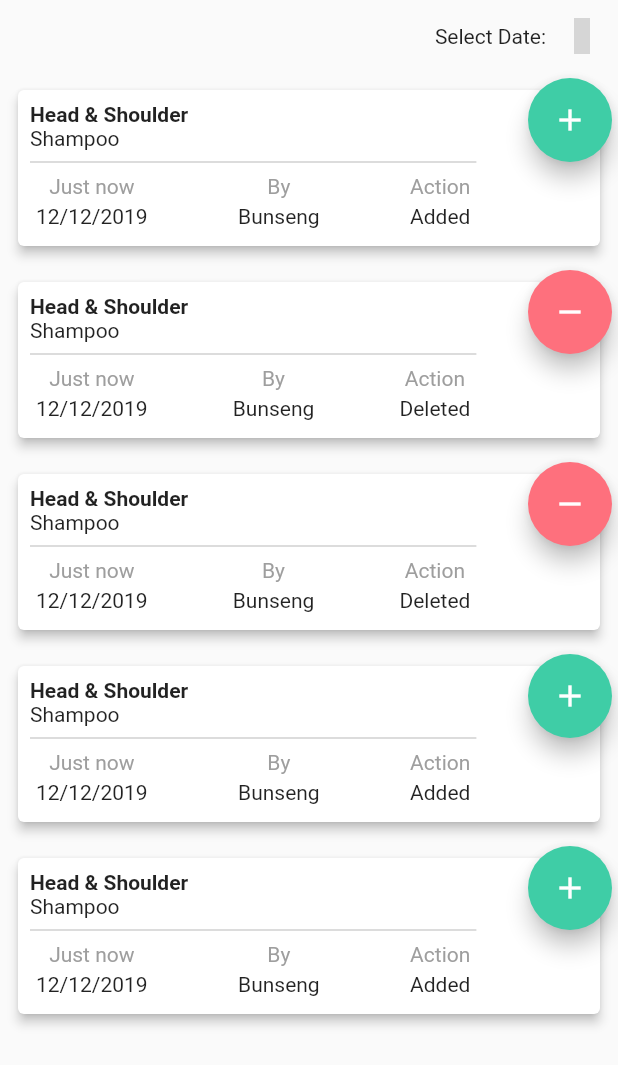
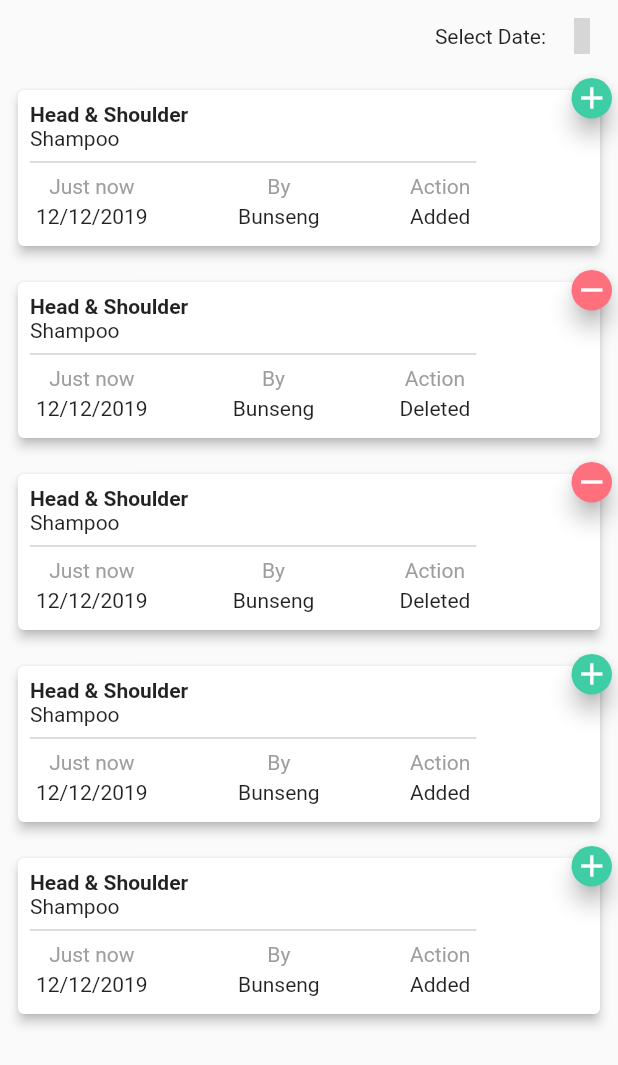
Before and after one commit to japangly/store_stockroom, a Flutter app: the HistoryScreen screen opened directly, on a phone screen of 412 x 824 dp. Shown: the top 1065 px of the screen. Run offline on Flutter 3.47's test engine with Material 2 defaults, Android fonts, the phone set to English and light mode, and no system bars; drawn by our look-alikes of auto_size_text; our stand-ins replace cloud_firestore, firebase_storage, flutter_datetime_picker, flutter_form_builder, flutter_icons, flutter_native_image and 3 more; missing offline and left inert: barcode_scan, flutter_device_type, material_search; accounts and stored records are empty; network calls fail; grey boxes are pictures that could not be loaded.

```diff
--- a/lib/history.dart
+++ b/lib/history.dart
@@ -208,8 +208,8 @@ class HistoryCardView extends StatelessWidget {
         Column(
           children: <Widget>[
             Container(
-              height: 64.0,
-              width: 64.0,
+              height: 35.0,
+              width: 35.0,
               child: Card(
                 shape: RoundedRectangleBorder(
                     borderRadius: BorderRadius.all(
--- a/lib/main.dart
+++ b/lib/main.dart
@@ -1,11 +1,11 @@
 import 'package:flutter/material.dart';
-import 'package:store_stockroom/print.dart';
+import 'package:store_stockroom/home_screen.dart';
 
 void main() {
   runApp(
     MaterialApp(
       title: 'store_stockroom',
-      home: PrintScreen(),
+      home: HomeScreen(),
     ),
   );
 }
```
Also changed, not shown: lib/home_screen.dart (+16 -6 lines), lib/print.dart (+15 -0 lines).
